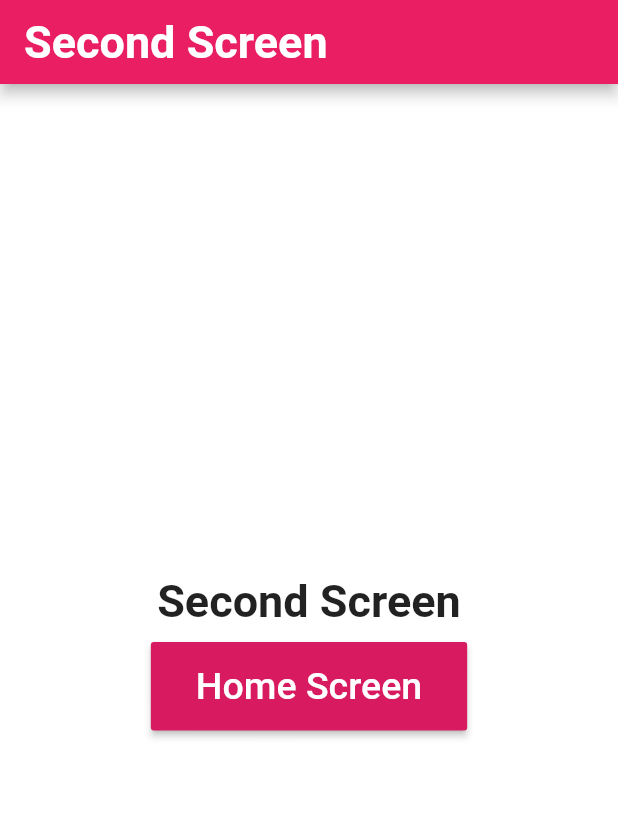
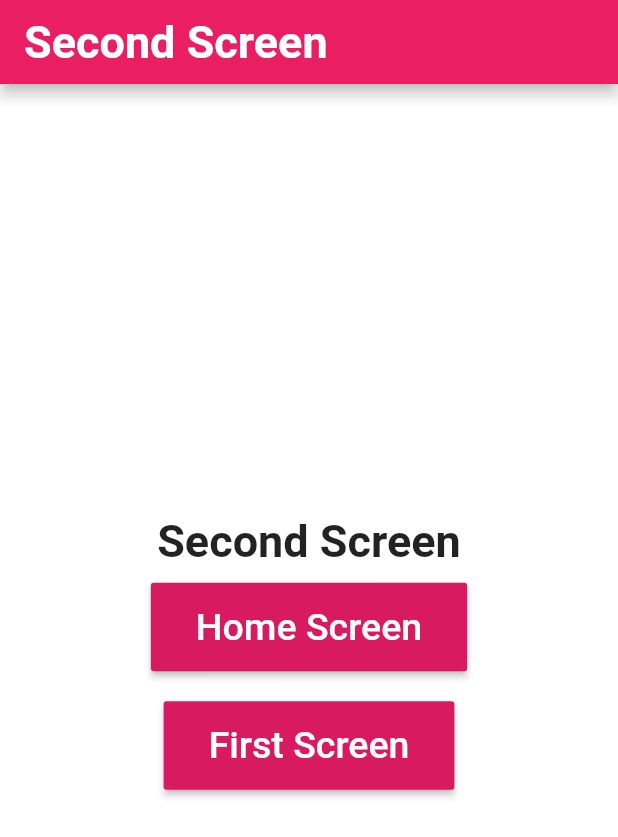
Before and after one commit to farihanoor/flutter_navigation, a Flutter app: the SecondScreen screen opened by its route, on a phone screen of 412 x 824 dp. Shown: the top 837 px of the screen. Run offline on Flutter 3.47's test engine with Material 2 defaults, Android fonts, the phone set to English and light mode, and no system bars.

```diff
--- a/flutter_navigation/lib/secondScreen.dart
+++ b/flutter_navigation/lib/secondScreen.dart
@@ -1,4 +1,7 @@
 import 'package:flutter/material.dart';
+
+import './main.dart';
+import './firstScreen.dart';
 
 class SecondScreen extends StatefulWidget {
   @override
@@ -38,10 +41,38 @@ class _SecondScreenState extends State<SecondScreen> {
                 ),
                 color: Colors.pink[600],
                 onPressed: () {
-                  Navigator.pop(context);
+                  Navigator.popUntil(
+                    context,
+                    ModalRoute.withName('/'),
+                  );
                 },
                 child: Text(
                   'Home Screen',
+                  style: TextStyle(
+                    color: Colors.white,
+                    fontSize: 25.0,
+                  ),
+                ),
+              ),
+            ),
+            Padding(
+              padding: EdgeInsets.all(10.0),
+              child: RaisedButton(
+                padding: EdgeInsets.symmetric(
+                  horizontal: 30.0,
+                  vertical: 15.0,
+                ),
+                color: Colors.pink[600],
+                onPressed: () {
+                  Navigator.push(
+                    context,
+                    MaterialPageRoute(
+                      builder: (context) => firstScreen(),
+                    ),
+                  );
+                },
+                child: Text(
+                  'First Screen',
                   style: TextStyle(
                     color: Colors.white,
                     fontSize: 25.0,
```
Also changed, not shown: flutter_navigation/lib/firstScreen.dart (+26 -0 lines).
